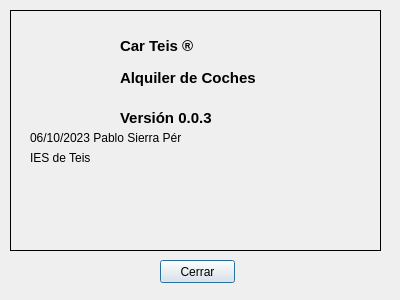
First picture: the form in sierraperez/About.ui, repository Sierrowsky/PyCharmProyects, before the edit.
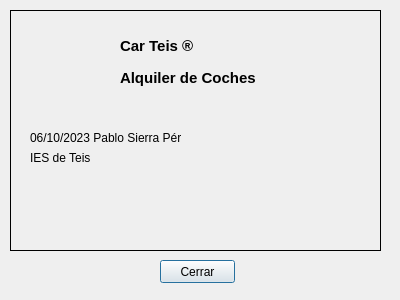
Second picture: the form after the edit. Icons and pictures are not drawn.

What changed in the file:
```diff
--- a/sierraperez/About.ui
+++ b/sierraperez/About.ui
@@ -110,7 +110,7 @@
      </font>
     </property>
     <property name="text">
-     <string>Versión 0.0.3</string>
+     <string/>
     </property>
    </widget>
    <widget class="QLabel" name="label_4">
```
Left out of the diff: 2 changed lines with no effect on the pictures.
